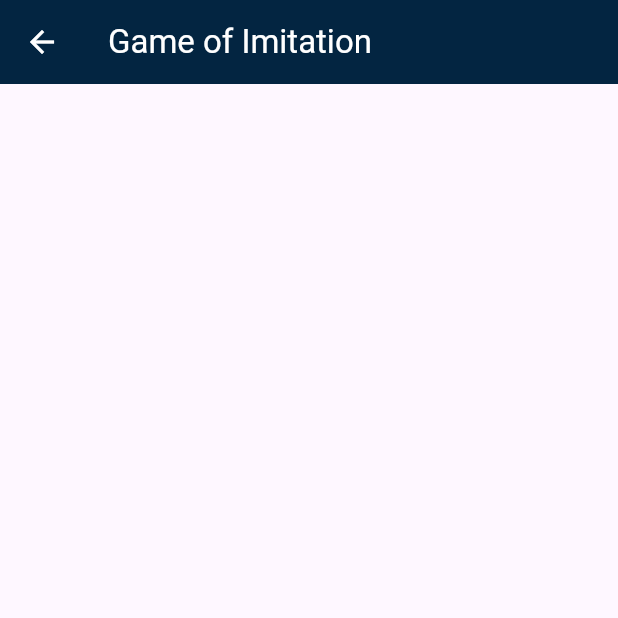
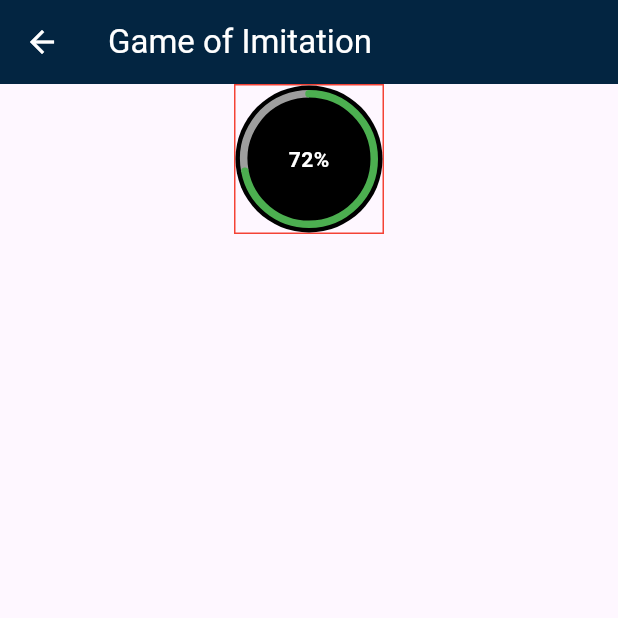
Before and after one commit to GhOsTiK56/Flutter-Kinopoisk-Clone, a Flutter app: the MovieDetailsWidget screen opened by its route, on a phone screen of 412 x 824 dp, the top half of it. Run offline on Flutter 3.47's test engine with Material 3 defaults, Android fonts, the phone set to English and light mode, and no system bars.

Commit message:
Сделал радиальный счетчик в процентах рейтинга фильма

```diff
--- a/lib/widgets/elements/radial_percent_widget.dart
+++ b/lib/widgets/elements/radial_percent_widget.dart
@@ -1,15 +1,98 @@
+import 'dart:math';
+
 import 'package:flutter/material.dart';
 
-class RadialPercentWidget extends StatefulWidget {
-  const RadialPercentWidget({super.key});
+class RadialPercentWidget extends StatelessWidget {
+  final Widget child;
+  final double percent;
+  final Color fillColor;
+  final Color lineColor;
+  final Color freeColor;
+  final double lineWidth;
+
+  const RadialPercentWidget({
+    super.key,
+    required this.child,
+    required this.percent,
+    required this.fillColor,
+    required this.lineColor,
+    required this.freeColor,
+    required this.lineWidth,
+  });
 
   @override
-  State<RadialPercentWidget> createState() => _RadialPercentWidgetState();
+  Widget build(BuildContext context) {
+    return Stack(
+      fit: StackFit.expand,
+      children: [
+        CustomPaint(
+          painter: MyPaint(
+            percent: percent,
+            fillColor: fillColor,
+            lineColor: lineColor,
+            freeColor: freeColor,
+            lineWidth: lineWidth,
+          ),
+        ),
+        Padding(
+          padding: const EdgeInsets.all(11.0),
+          child: Center(child: child),
+        ),
+      ],
+    );
+  }
 }
 
-class _RadialPercentWidgetState extends State<RadialPercentWidget> {
+class MyPaint extends CustomPainter {
+  final double percent;
+  final Color fillColor;
+  final Color lineColor;
+  final Color freeColor;
+  final double lineWidth;
+
+  MyPaint({
+    super.repaint,
+    required this.percent,
+    required this.fillColor,
+    required this.lineColor,
+    required this.freeColor,
+    required this.lineWidth,
+  });
   @override
-  Widget build(BuildContext context) {
-    return const Placeholder();
+  void paint(Canvas canvas, Size size) {
+    final backgroundPaint = Paint()
+      ..color = fillColor
+      ..style = PaintingStyle.fill;
+    canvas.drawOval(Offset.zero & size, backgroundPaint);
+
+    final freePaint = Paint()
+      ..color = freeColor
+      ..style = PaintingStyle.stroke
+      ..strokeWidth = lineWidth;
+    canvas.drawArc(
+      Offset(5.5, 5.5) & Size(size.width - 11, size.height - 11),
+      pi * 2 * percent - (pi / 2),
+      pi * 2 * (1 - percent),
+      false,
+      freePaint,
+    );
+
+    final fellPaint = Paint()
+      ..color = lineColor
+      ..style = PaintingStyle.stroke
+      ..strokeWidth = lineWidth
+      ..strokeCap = StrokeCap.round;
+    canvas.drawArc(
+      Offset(5.5, 5.5) & Size(size.width - 11, size.height - 11),
+      -pi / 2,
+      pi * 2 * percent,
+      false,
+      fellPaint,
+    );
+  }
+
+  @override
+  bool shouldRepaint(covariant CustomPainter oldDelegate) {
+    return true;
   }
 }
--- a/lib/widgets/movie_details/movie_details_main_info_widget.dart
+++ b/lib/widgets/movie_details/movie_details_main_info_widget.dart
@@ -1,10 +1,33 @@
 import 'package:flutter/material.dart';
+import 'package:flutter_kinopoisk_clone/Theme/app_colors.dart';
+import 'package:flutter_kinopoisk_clone/widgets/elements/radial_percent_widget.dart';
 
 class MovieDetailsMainInfoWidget extends StatelessWidget {
   const MovieDetailsMainInfoWidget({super.key});
 
   @override
   Widget build(BuildContext context) {
-    return Container();
+    return Center(
+      child: Container(
+        width: 100,
+        height: 100,
+        decoration: BoxDecoration(border: Border.all(color: Colors.red)),
+        child: RadialPercentWidget(
+          percent: 0.72,
+          fillColor: Colors.black,
+          lineColor: Colors.green,
+          freeColor: Colors.grey,
+          lineWidth: 5,
+
+          child: Text(
+            '72%',
+            style: TextStyle(
+              color: AppColors.mainColorWhite,
+              fontWeight: FontWeight.bold,
+            ),
+          ),
+        ),
+      ),
+    );
   }
 }
```
